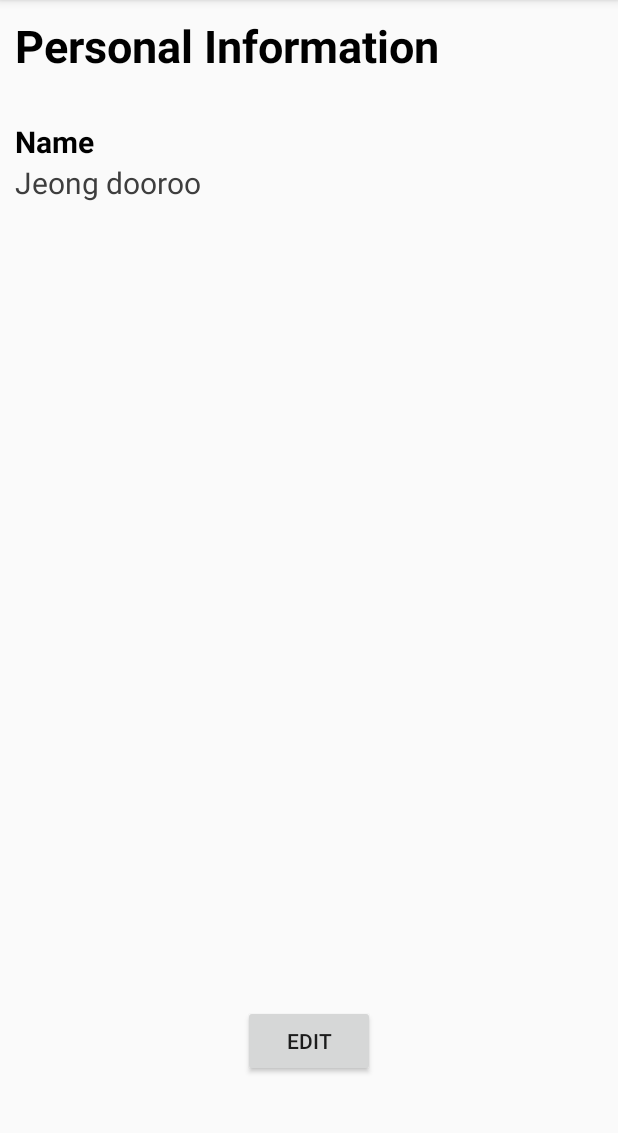
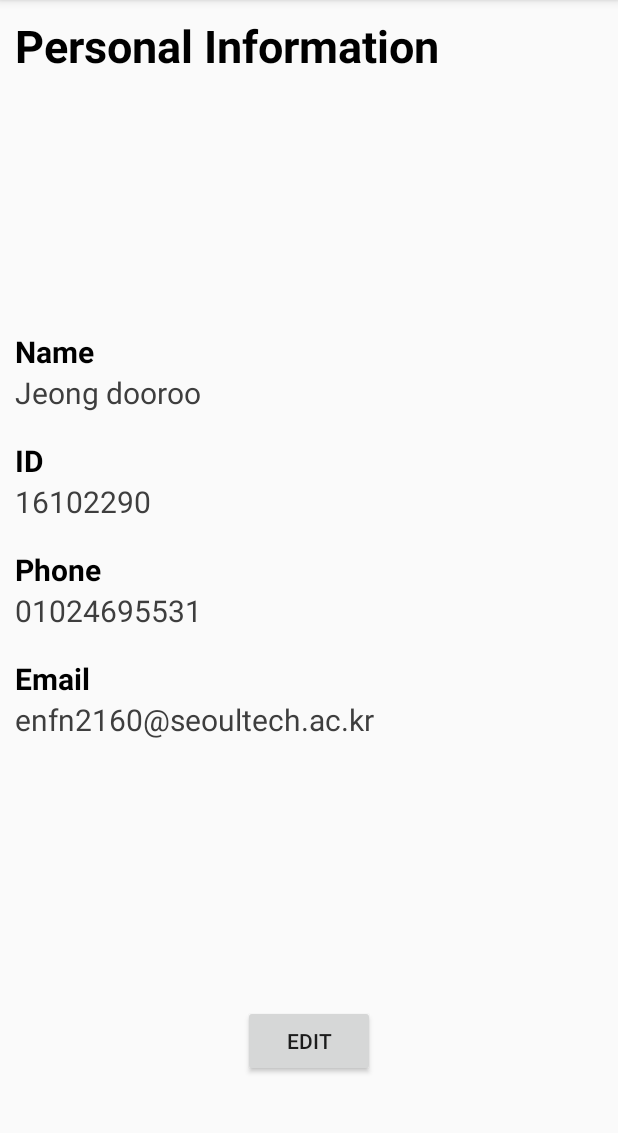
Before and after one commit to dr0oo/ITM_Mobile_Programming, an Android app: the PersonalInformation screen opened directly, with no data from a screen before it, on a phone screen of 412 x 824 dp, the part 84-1217 px from its top. Run offline under Robolectric (Android 15) with nearby library versions, the phone set to English and light mode, and no system bars.

Commit message:
personal information class: use ViewSwitcher to switch between TextView and EditText,
button text also switches between 'edit' and 'save'

(no DB connection yet)

```diff
--- a/app/src/main/java/com/example/itm_term_project/PersonalInformation.kt
+++ b/app/src/main/java/com/example/itm_term_project/PersonalInformation.kt
@@ -1,10 +1,13 @@
 package com.example.itm_term_project
 
 import android.os.Bundle
+import android.widget.Button
 import android.widget.ViewSwitcher
 import androidx.appcompat.app.AppCompatActivity
 
 class PersonalInformation  : AppCompatActivity(){
+
+    var isEditing = false
 
     override fun onCreate(savedInstanceState: Bundle?) {
         super.onCreate(savedInstanceState)
@@ -12,9 +15,27 @@ class PersonalInformation  : AppCompatActivity(){
 
         setSupportActionBar(findViewById(R.id.my_toolbar))
 
+        val switching_button : Button = findViewById(R.id.switching_button)
+
         val name_switcher : ViewSwitcher = findViewById(R.id.name_switcher)
+        val id_switcher : ViewSwitcher = findViewById(R.id.id_switcher)
+        val phone_switcher : ViewSwitcher = findViewById(R.id.phone_switcher)
+        val email_switcher : ViewSwitcher = findViewById(R.id.email_switcher)
 
-
+        switching_button.setOnClickListener{
+            name_switcher.showNext()
+            id_switcher.showNext()
+            phone_switcher.showNext()
+            email_switcher.showNext()
+            if(isEditing == false){
+                switching_button.setText("SAVE")
+                isEditing = true
+            }else{
+                switching_button.setText("EDIT")
+                isEditing = false
+            }
+        }
 
     }
+
 }
--- a/app/src/main/res/layout/personal_information.xml
+++ b/app/src/main/res/layout/personal_information.xml
@@ -1,5 +1,6 @@
 <?xml version="1.0" encoding="utf-8"?>
-<LinearLayout xmlns:android="http://schemas.android.com/apk/res/android"
+<RelativeLayout
+    xmlns:android="http://schemas.android.com/apk/res/android"
     android:layout_width="match_parent"
     android:layout_height="match_parent"
     android:gravity="top"
@@ -16,13 +17,14 @@
         android:layout_width="match_parent"
         android:layout_height="wrap_content"
         android:text="Personal Information"
+        android:layout_below="@id/my_toolbar"
         style="@style/title"/>
 
     <LinearLayout
+        android:layout_centerVertical="true"
         android:layout_width="match_parent"
         android:layout_height="wrap_content"
         android:layout_marginLeft="10dp"
-        android:layout_weight="10"
         android:gravity="center"
         android:paddingTop="20dp"
         android:orientation="vertical">
@@ -54,14 +56,96 @@
 
         </ViewSwitcher>
 
+        <TextView
+            android:layout_width="match_parent"
+            android:layout_height="wrap_content"
+            android:text="ID"
+            style="@style/personal_info_list_title"/>
+
+        <ViewSwitcher
+            android:id="@+id/id_switcher"
+            android:layout_width="match_parent"
+            android:layout_height="match_parent" >
+
+            <TextView
+                android:id="@+id/pi_id"
+                android:layout_width="match_parent"
+                android:layout_height="wrap_content"
+                android:text="16102290"
+                style="@style/personal_info_contents"
+                android:visibility="visible"/>
+
+            <EditText
+                android:id="@+id/pi_id_edit"
+                android:layout_width="match_parent"
+                android:layout_height="wrap_content"
+                android:visibility="invisible"/>
+
+        </ViewSwitcher>
+
+        <TextView
+            android:layout_width="match_parent"
+            android:layout_height="wrap_content"
+            android:text="Phone"
+            style="@style/personal_info_list_title"/>
+
+        <ViewSwitcher
+            android:id="@+id/phone_switcher"
+            android:layout_width="match_parent"
+            android:layout_height="match_parent" >
+
+            <TextView
+                android:id="@+id/pi_phone"
+                android:layout_width="match_parent"
+                android:layout_height="wrap_content"
+                android:text="01024695531"
+                style="@style/personal_info_contents"
+                android:visibility="visible"/>
+
+            <EditText
+                android:id="@+id/pi_phone_edit"
+                android:layout_width="match_parent"
+                android:layout_height="wrap_content"
+                android:visibility="invisible"/>
+
+        </ViewSwitcher>
+
+        <TextView
+            android:layout_width="match_parent"
+            android:layout_height="wrap_content"
+            android:text="Email"
+            style="@style/personal_info_list_title"/>
+
+        <ViewSwitcher
+            android:id="@+id/email_switcher"
+            android:layout_width="match_parent"
+            android:layout_height="match_parent" >
+
+            <TextView
+                android:id="@+id/pi_email"
+                android:layout_width="match_parent"
+                android:layout_height="wrap_content"
+                android:text="enfn2160@seoultech.ac.kr"
+                style="@style/personal_info_contents"
+                android:visibility="visible"/>
+
+            <EditText
+                android:id="@+id/pi_email_edit"
+                android:layout_width="match_parent"
+                android:layout_height="wrap_content"
+                android:visibility="invisible"/>
+
+        </ViewSwitcher>
     </LinearLayout>
 
     <Button
+        android:layout_centerHorizontal="true"
+        android:layout_alignParentBottom="true"
         android:id="@+id/switching_button"
+        android:layout_width="wrap_content"
         android:layout_height="wrap_content"
-        android:layout_width="wrap_content"
+        android:layout_gravity="center"
         android:layout_marginBottom="50dp"
-        android:text="edit"
-        android:layout_gravity="center"/>
+        android:text="edit" />
 
-</LinearLayout>
+</RelativeLayout>
```
